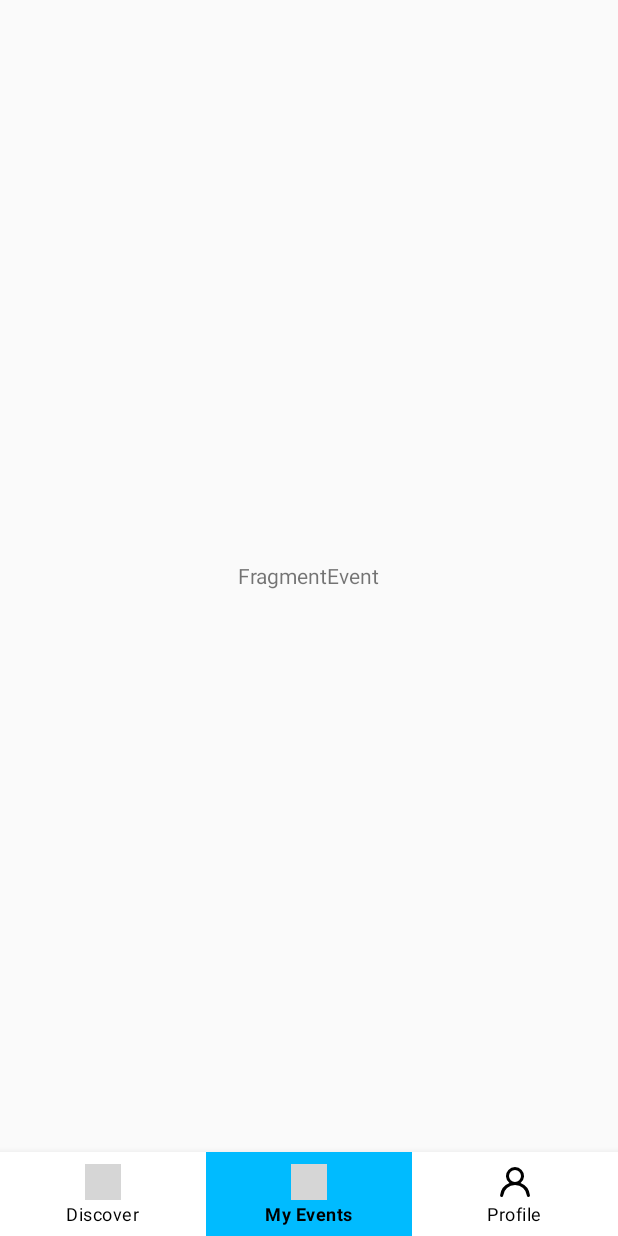
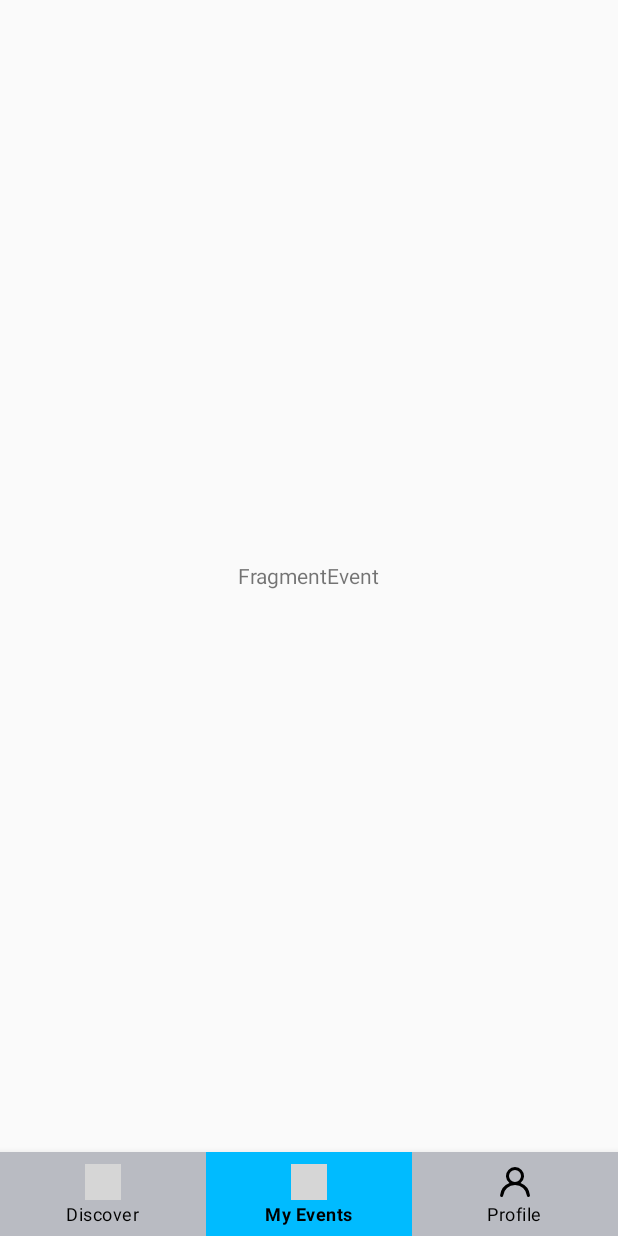
Before and after one commit to YanusScevola/CarEvent, an Android app: the screen it shows after launch once a user with an empty profile is signed in (UserMainActivity), item 2 of the bottom bar chosen, on a phone screen of 412 x 824 dp. Run offline under Robolectric (Android 15) with nearby library versions, the phone set to English and light mode, and no system bars; our stand-ins replace Firebase (no records; nobody signed in at launch, a user with empty details on screens opened directly); grey boxes are pictures that could not be loaded.

Commit message:
set the color of the panel.

```diff
--- a/app/src/main/java/com/yanus/carevent/activity/UserMainActivity.java
+++ b/app/src/main/java/com/yanus/carevent/activity/UserMainActivity.java
@@ -2,6 +2,7 @@ package com.yanus.carevent.activity;
 
 import android.graphics.Color;
 import android.os.Bundle;
+import android.util.Log;
 import android.view.MenuItem;
 import android.view.View;
 
@@ -27,7 +28,6 @@ public class UserMainActivity extends AppCompatActivity {
         setContentView(binding.getRoot());
 
         binding.navigation.setOnItemSelectedListener(new NavigationBarView.OnItemSelectedListener() {
-
             @Override
             public boolean onNavigationItemSelected(@NonNull MenuItem item) {
                 Fragment fragment = null;
@@ -35,15 +35,22 @@ public class UserMainActivity extends AppCompatActivity {
                     case R.id.discover:
                         fragment = new DiscoverFragment();
                         setColorNavigationItem(R.id.discover, R.color.colorButton);
+                        setColorNavigationItem(R.id.myevents, R.color.colorPanel);
+                        setColorNavigationItem(R.id.profile, R.color.colorPanel);
+                        break;
 
-                        break;
                     case R.id.myevents:
                         fragment = new EventsFragment();
                         setColorNavigationItem(R.id.myevents, R.color.colorButton);
+                        setColorNavigationItem(R.id.discover, R.color.colorPanel);
+                        setColorNavigationItem(R.id.profile, R.color.colorPanel);
                         break;
+
                     case R.id.profile:
                         fragment = new ProfileFragment();
                         setColorNavigationItem(R.id.profile, R.color.colorButton);
+                        setColorNavigationItem(R.id.discover, R.color.colorPanel);
+                        setColorNavigationItem(R.id.myevents, R.color.colorPanel);
                         break;
                 }
                 getSupportFragmentManager().beginTransaction().replace(R.id.content, fragment).commit();
@@ -55,20 +62,14 @@ public class UserMainActivity extends AppCompatActivity {
     @Override
     protected void onStart() {
         super.onStart();
-
-        View navigationItemDiscover = findViewById(R.id.myevents);
-        int color = Color.parseColor("#"+Integer.toHexString(ContextCompat.getColor(UserMainActivity.this, R.color.colorButton)));
-        navigationItemDiscover.setBackgroundColor(color);
-
+        setColorNavigationItem(R.id.myevents, R.color.colorButton);
     }
 
-    public void setColorNavigationItem(int viewId, int colorId){
+    public void setColorNavigationItem(int viewId, int colorId) {
         View navigationItemDiscover = findViewById(viewId);
-        int color = Color.parseColor("#"+Integer.toHexString(ContextCompat.getColor(UserMainActivity.this, colorId)));
+        int color = Color.parseColor("#" + Integer.toHexString(ContextCompat.getColor(UserMainActivity.this, colorId)));
         navigationItemDiscover.setBackgroundColor(color);
     }
 
 
-
-
 }
--- a/app/src/main/res/layout/activity_user_main.xml
+++ b/app/src/main/res/layout/activity_user_main.xml
@@ -27,7 +27,7 @@
         android:layout_width="match_parent"
         android:layout_height="wrap_content"
         android:layout_gravity="bottom"
-        android:background="@color/white"
+        android:background="@color/colorPanel"
         app:itemIconTint="@color/black"
         app:itemTextColor="@color/black"
         app:layout_constraintBottom_toBottomOf="parent"
--- a/app/src/main/res/values/colors.xml
+++ b/app/src/main/res/values/colors.xml
@@ -1,7 +1,7 @@
 <?xml version="1.0" encoding="utf-8"?>
 <resources>
     <color name="colorButton">#00bbff</color>
-    <color name="colorPrimary">#B9BBC2</color>
+    <color name="colorPanel">#B9BBC2</color>
     <color name="colorAccent">#D81B60</color>
     <color name="white">#FFFFFF</color>
     <color name="black">#000000</color>
--- a/app/src/main/res/values/themes.xml
+++ b/app/src/main/res/values/themes.xml
@@ -3,7 +3,7 @@
     <style name="Theme.CarEvent" parent="Theme.MaterialComponents.DayNight.NoActionBar.Bridge">
         <!-- Primary brand color. -->
         <item name="colorPrimary">@color/colorButton</item>
-        <item name="colorPrimaryVariant">@color/colorPrimary</item>
+        <item name="colorPrimaryVariant">@color/colorPanel</item>
         <item name="colorOnPrimary">@color/red</item>
         <!-- Secondary brand color. -->
         <item name="colorSecondary">@color/red</item>
```
